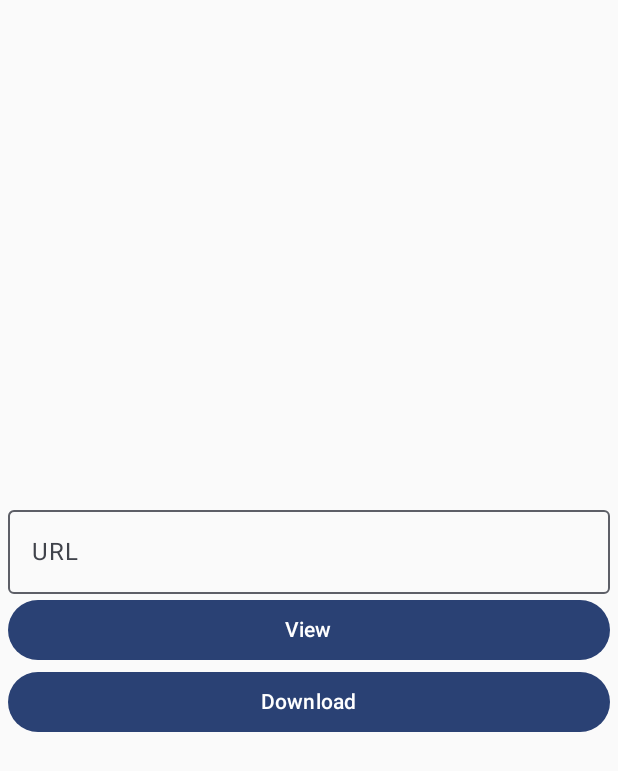
After one commit to nirvikBasnet/pdf-download-read, an Android app built with Jetpack Compose: the HomeScreen screen opened through its navigation route, on a phone screen of 412 x 824 dp. The commit adds this screen. Shown: the top 771 px of the screen. Run offline under Robolectric (Android 15) with nearby library versions, the phone set to English and light mode, and no system bars.

Commit message:
navigation implemented to support home & view screen

```diff
--- a/app/src/main/java/com/nirvikbasnet/pdfreader/MainActivity.kt
+++ b/app/src/main/java/com/nirvikbasnet/pdfreader/MainActivity.kt
@@ -1,72 +1,19 @@
 package com.nirvikbasnet.pdfreader
 
-import android.content.Intent
-import android.net.Uri
 import android.os.Bundle
-import android.provider.DocumentsContract
-import android.view.ViewGroup
-import android.webkit.WebView
-import android.webkit.WebViewClient
 import androidx.activity.ComponentActivity
 import androidx.activity.compose.setContent
-import androidx.activity.result.ActivityResultLauncher
-import androidx.compose.foundation.layout.Arrangement
-import androidx.compose.foundation.layout.Box
-import androidx.compose.foundation.layout.Column
-import androidx.compose.foundation.layout.PaddingValues
-import androidx.compose.foundation.layout.fillMaxHeight
-import androidx.compose.foundation.layout.fillMaxWidth
-import androidx.compose.foundation.layout.padding
-import androidx.compose.foundation.text.BasicTextField
-import androidx.compose.material3.Button
-import androidx.compose.material3.CenterAlignedTopAppBar
-import androidx.compose.material3.ExperimentalMaterial3Api
-import androidx.compose.material3.OutlinedTextField
-import androidx.compose.material3.Scaffold
-import androidx.compose.material3.Text
-import androidx.compose.material3.TopAppBarDefaults
-import androidx.compose.runtime.Composable
-import androidx.compose.runtime.mutableStateOf
-import androidx.compose.runtime.remember
-import androidx.compose.ui.Alignment
-import androidx.compose.ui.Modifier
-import androidx.compose.ui.graphics.Color
-import androidx.compose.ui.text.TextStyle
-import androidx.compose.ui.text.input.TextFieldValue
-import androidx.compose.ui.tooling.preview.Preview
-import androidx.compose.ui.unit.dp
-import androidx.compose.ui.unit.sp
-import androidx.compose.ui.viewinterop.AndroidView
+import com.nirvikbasnet.pdfreader.ui.navigation.PdfReaderNavigation
 import com.nirvikbasnet.pdfreader.ui.theme.PDFREADERTheme
-import java.net.URL
 
 class MainActivity : ComponentActivity() {
 
-
-
-    @OptIn(ExperimentalMaterial3Api::class)
     override fun onCreate(savedInstanceState: Bundle?) {
         super.onCreate(savedInstanceState)
         setContent {
             PDFREADERTheme {
 
-                var url = remember { mutableStateOf("") }
-
-                Column (modifier = Modifier.padding(5.dp)
-                    .fillMaxWidth().fillMaxHeight(), horizontalAlignment = Alignment.CenterHorizontally,
-                verticalArrangement = Arrangement.Center) {
-
-                    OutlinedTextField(modifier = Modifier.fillMaxWidth(), value = "", onValueChange = {url.value=it}, label = {
-                        Text("URL")
-                    })
-                    Button(modifier = Modifier.fillMaxWidth(), onClick = {}){
-                        Text("View")
-                    }
-                    Button(modifier = Modifier.fillMaxWidth(),onClick = {}){
-                        Text("Download")
-                    }
-                }
-
+                PdfReaderNavigation()
             }
         }
     }
--- /dev/null
+++ b/app/src/main/java/com/nirvikbasnet/pdfreader/ui/navigation/PdfReaderNavigation.kt
@@ -0,0 +1,25 @@
+package com.nirvikbasnet.pdfreader.ui.navigation
+
+import androidx.compose.runtime.Composable
+import androidx.navigation.compose.NavHost
+import androidx.navigation.compose.composable
+import androidx.navigation.compose.rememberNavController
+import com.nirvikbasnet.pdfreader.ui.screen.HomeScreen
+import com.nirvikbasnet.pdfreader.ui.screen.LoadURLScreen
+
+@Composable
+fun PdfReaderNavigation(){
+
+    val navController = rememberNavController()
+
+
+    NavHost(navController = navController, startDestination = "home"){
+        composable("home"){
+            HomeScreen()
+        }
+        composable("LoadURLScreen"){
+            LoadURLScreen()
+        }
+    }
+
+}
--- /dev/null
+++ b/app/src/main/java/com/nirvikbasnet/pdfreader/ui/screen/HomeScreen.kt
@@ -0,0 +1,39 @@
+package com.nirvikbasnet.pdfreader.ui.screen
+
+import androidx.compose.foundation.layout.Arrangement
+import androidx.compose.foundation.layout.Column
+import androidx.compose.foundation.layout.fillMaxHeight
+import androidx.compose.foundation.layout.fillMaxWidth
+import androidx.compose.foundation.layout.padding
+import androidx.compose.material3.Button
+import androidx.compose.material3.ExperimentalMaterial3Api
+import androidx.compose.material3.OutlinedTextField
+import androidx.compose.material3.Text
+import androidx.compose.runtime.Composable
+import androidx.compose.runtime.mutableStateOf
+import androidx.compose.runtime.remember
+import androidx.compose.ui.Alignment
+import androidx.compose.ui.Modifier
+import androidx.compose.ui.unit.dp
+
+@OptIn(ExperimentalMaterial3Api::class)
+@Composable
+fun HomeScreen(){
+    var url = remember { mutableStateOf("") }
+
+    Column (modifier = Modifier.padding(5.dp)
+        .fillMaxWidth().fillMaxHeight(), horizontalAlignment = Alignment.CenterHorizontally,
+        verticalArrangement = Arrangement.Center) {
+
+        OutlinedTextField(modifier = Modifier.fillMaxWidth(), value = "", onValueChange = {url.value=it}, label = {
+            Text("URL")
+        })
+        Button(modifier = Modifier.fillMaxWidth(), onClick = {}){
+            Text("View")
+        }
+        Button(modifier = Modifier.fillMaxWidth(),onClick = {}){
+            Text("Download")
+        }
+    }
+
+}
--- a/build.gradle
+++ b/build.gradle
@@ -2,5 +2,5 @@
 plugins {
     id 'com.android.application' version '8.0.2' apply false
     id 'com.android.library' version '8.0.2' apply false
-    id 'org.jetbrains.kotlin.android' version '1.7.20' apply false
+    id 'org.jetbrains.kotlin.android' version '1.9.20-Beta2' apply false
 }
```
Also changed, not shown: app/build.gradle (+8 -2 lines).
